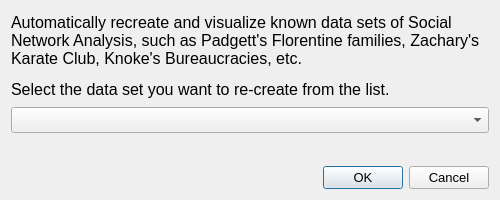
First picture: the form in src/forms/dialogdatasetselect.ui, repository socnetv/app, before the edit.
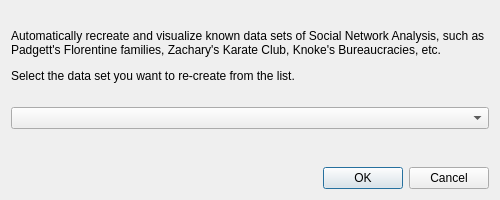
Second picture: the form after the edit.

Commit message: macos forms and pointsizes mess

```diff
--- a/src/forms/dialogdatasetselect.ui
+++ b/src/forms/dialogdatasetselect.ui
@@ -31,11 +31,6 @@
     <height>400</height>
    </size>
   </property>
-  <property name="font">
-   <font>
-    <pointsize>10</pointsize>
-   </font>
-  </property>
   <property name="windowTitle">
    <string>Famous SNA data sets</string>
   </property>
@@ -48,11 +43,6 @@
        <height>90</height>
       </size>
      </property>
-     <property name="font">
-      <font>
-       <pointsize>12</pointsize>
-      </font>
-     </property>
      <property name="text">
       <string>&lt;html&gt;&lt;head/&gt;&lt;body&gt;&lt;p&gt;Automatically recreate and visualize known data sets of Social Network Analysis, such as Padgett's Florentine families, Zachary's Karate Club, Knoke's Bureaucracies, etc.&lt;/p&gt;&lt;p&gt;Select the data set you want to re-create from the list.&lt;/p&gt;&lt;/body&gt;&lt;/html&gt;</string>
      </property>
@@ -74,11 +64,6 @@
          <height>0</height>
         </size>
        </property>
-       <property name="font">
-        <font>
-         <pointsize>11</pointsize>
-        </font>
-       </property>
        <property name="focusPolicy">
         <enum>Qt::StrongFocus</enum>
        </property>
@@ -104,11 +89,6 @@
    </item>
    <item row="3" column="0">
     <widget class="QDialogButtonBox" name="buttonBox">
-     <property name="font">
-      <font>
-       <pointsize>10</pointsize>
-      </font>
-     </property>
      <property name="orientation">
       <enum>Qt::Horizontal</enum>
      </property>
```
The commit also changes 3 other files.
